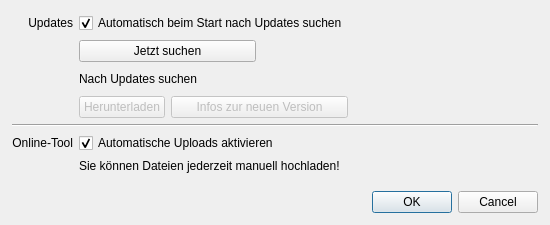
The window that Programm/preferencesdialog.ui (philjosch/Einsatzplaner) describes before a commit, drawn with Qt 5.
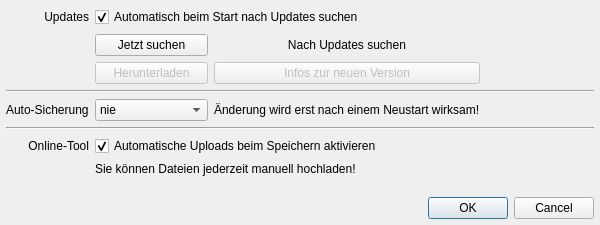
The same window after the commit.

```diff
--- a/Programm/preferencesdialog.ui
+++ b/Programm/preferencesdialog.ui
@@ -9,7 +9,7 @@
    <rect>
     <x>0</x>
     <y>0</y>
-    <width>550</width>
+    <width>600</width>
     <height>225</height>
    </rect>
   </property>
@@ -21,35 +21,65 @@
   </property>
   <property name="minimumSize">
    <size>
-    <width>550</width>
+    <width>600</width>
     <height>225</height>
    </size>
   </property>
   <property name="maximumSize">
    <size>
-    <width>550</width>
-    <height>225</height>
+    <width>600</width>
+    <height>336</height>
    </size>
   </property>
   <property name="windowTitle">
    <string>Einstellungen</string>
   </property>
-  <layout class="QGridLayout" name="gridLayout">
+  <layout class="QGridLayout" name="gridLayout" columnstretch="0,1,1,0">
    <property name="leftMargin">
-    <number>12</number>
+    <number>6</number>
    </property>
    <property name="topMargin">
-    <number>12</number>
+    <number>6</number>
    </property>
    <property name="rightMargin">
-    <number>12</number>
+    <number>6</number>
    </property>
    <property name="bottomMargin">
-    <number>12</number>
+    <number>6</number>
    </property>
    <property name="spacing">
     <number>6</number>
    </property>
+   <item row="1" column="2">
+    <widget class="QLabel" name="labelVersion">
+     <property name="minimumSize">
+      <size>
+       <width>0</width>
+       <height>22</height>
+      </size>
+     </property>
+     <property name="text">
+      <string>Nach Updates suchen</string>
+     </property>
+     <property name="alignment">
+      <set>Qt::AlignCenter</set>
+     </property>
+    </widget>
+   </item>
+   <item row="3" column="0" colspan="4">
+    <widget class="Line" name="line">
+     <property name="orientation">
+      <enum>Qt::Horizontal</enum>
+     </property>
+    </widget>
+   </item>
+   <item row="4" column="0">
+    <widget class="QLabel" name="label_4">
+     <property name="text">
+      <string>Auto-Sicherung</string>
+     </property>
+    </widget>
+   </item>
    <item row="0" column="0">
     <widget class="QLabel" name="label">
      <property name="text">
@@ -68,12 +98,6 @@
        <height>22</height>
       </size>
      </property>
-     <property name="maximumSize">
-      <size>
-       <width>16777215</width>
-       <height>22</height>
-      </size>
-     </property>
      <property name="text">
       <string>Automatisch beim Start nach Updates suchen</string>
      </property>
@@ -82,27 +106,47 @@
      </property>
     </widget>
    </item>
-   <item row="1" column="1" colspan="2">
+   <item row="2" column="2">
+    <widget class="QPushButton" name="pushNotes">
+     <property name="enabled">
+      <bool>false</bool>
+     </property>
+     <property name="text">
+      <string>Infos zur neuen Version</string>
+     </property>
+    </widget>
+   </item>
+   <item row="1" column="1">
     <widget class="QPushButton" name="pushSearch">
      <property name="text">
       <string>Jetzt suchen</string>
      </property>
     </widget>
    </item>
-   <item row="1" column="3" colspan="2">
-    <spacer name="horizontalSpacer">
+   <item row="9" column="0" colspan="4">
+    <widget class="QDialogButtonBox" name="buttonBox">
      <property name="orientation">
       <enum>Qt::Horizontal</enum>
      </property>
-     <property name="sizeHint" stdset="0">
-      <size>
-       <width>233</width>
-       <height>20</height>
-      </size>
+     <property name="standardButtons">
+      <set>QDialogButtonBox::Cancel|QDialogButtonBox::Ok</set>
      </property>
-    </spacer>
+     <property name="centerButtons">
+      <bool>false</bool>
+     </property>
+    </widget>
    </item>
-   <item row="3" column="1">
+   <item row="6" column="0">
+    <widget class="QLabel" name="label_2">
+     <property name="text">
+      <string>Online-Tool</string>
+     </property>
+     <property name="alignment">
+      <set>Qt::AlignRight|Qt::AlignTrailing|Qt::AlignVCenter</set>
+     </property>
+    </widget>
+   </item>
+   <item row="2" column="1">
     <widget class="QPushButton" name="pushDownload">
      <property name="enabled">
       <bool>false</bool>
@@ -112,17 +156,7 @@
      </property>
     </widget>
    </item>
-   <item row="3" column="2" colspan="2">
-    <widget class="QPushButton" name="pushNotes">
-     <property name="enabled">
-      <bool>false</bool>
-     </property>
-     <property name="text">
-      <string>Infos zur neuen Version</string>
-     </property>
-    </widget>
-   </item>
-   <item row="3" column="4">
+   <item row="2" column="3">
     <spacer name="horizontalSpacer_2">
      <property name="orientation">
       <enum>Qt::Horizontal</enum>
@@ -135,24 +169,27 @@
      </property>
     </spacer>
    </item>
-   <item row="4" column="0" colspan="5">
-    <widget class="Line" name="line">
+   <item row="5" column="0" colspan="4">
+    <widget class="Line" name="line_2">
      <property name="orientation">
       <enum>Qt::Horizontal</enum>
      </property>
     </widget>
    </item>
-   <item row="5" column="0">
-    <widget class="QLabel" name="label_2">
-     <property name="text">
-      <string>Online-Tool</string>
+   <item row="1" column="3">
+    <spacer name="horizontalSpacer">
+     <property name="orientation">
+      <enum>Qt::Horizontal</enum>
      </property>
-     <property name="alignment">
-      <set>Qt::AlignRight|Qt::AlignTrailing|Qt::AlignVCenter</set>
+     <property name="sizeHint" stdset="0">
+      <size>
+       <width>233</width>
+       <height>20</height>
+      </size>
      </property>
-    </widget>
+    </spacer>
    </item>
-   <item row="7" column="3">
+   <item row="8" column="0">
     <spacer name="verticalSpacer">
      <property name="orientation">
       <enum>Qt::Vertical</enum>
@@ -160,60 +197,67 @@
      <property name="sizeHint" stdset="0">
       <size>
        <width>20</width>
-       <height>35</height>
+       <height>27</height>
       </size>
      </property>
     </spacer>
    </item>
-   <item row="8" column="0" colspan="5">
-    <widget class="QDialogButtonBox" name="buttonBox">
-     <property name="orientation">
-      <enum>Qt::Horizontal</enum>
-     </property>
-     <property name="standardButtons">
-      <set>QDialogButtonBox::Cancel|QDialogButtonBox::Ok</set>
-     </property>
-     <property name="centerButtons">
-      <bool>false</bool>
-     </property>
-    </widget>
-   </item>
-   <item row="2" column="1" colspan="2">
-    <widget class="QLabel" name="labelVersion">
-     <property name="minimumSize">
-      <size>
-       <width>0</width>
-       <height>22</height>
-      </size>
-     </property>
-     <property name="maximumSize">
-      <size>
-       <width>16777215</width>
-       <height>22</height>
-      </size>
-     </property>
-     <property name="text">
-      <string>Nach Updates suchen</string>
-     </property>
-    </widget>
-   </item>
-   <item row="5" column="1" colspan="3">
+   <item row="6" column="1" colspan="2">
     <widget class="QCheckBox" name="checkAutoUpload">
      <property name="text">
-      <string>Automatische Uploads aktivieren</string>
+      <string>Automatische Uploads beim Speichern aktivieren</string>
      </property>
      <property name="checked">
       <bool>true</bool>
      </property>
     </widget>
    </item>
-   <item row="6" column="1" colspan="3">
+   <item row="7" column="1" colspan="2">
     <widget class="QLabel" name="label_3">
      <property name="text">
       <string>Sie können Dateien jederzeit manuell hochladen!</string>
      </property>
     </widget>
    </item>
+   <item row="4" column="1">
+    <widget class="QComboBox" name="comboAutoSave">
+     <property name="currentIndex">
+      <number>4</number>
+     </property>
+     <item>
+      <property name="text">
+       <string>alle 5 Minuten</string>
+      </property>
+     </item>
+     <item>
+      <property name="text">
+       <string>alle 10 Minuten</string>
+      </property>
+     </item>
+     <item>
+      <property name="text">
+       <string>alle 15 Minuten</string>
+      </property>
+     </item>
+     <item>
+      <property name="text">
+       <string>alle 30 Minuten</string>
+      </property>
+     </item>
+     <item>
+      <property name="text">
+       <string>nie</string>
+      </property>
+     </item>
+    </widget>
+   </item>
+   <item row="4" column="2">
+    <widget class="QLabel" name="label_5">
+     <property name="text">
+      <string>Änderung wird erst nach einem Neustart wirksam!</string>
+     </property>
+    </widget>
+   </item>
   </layout>
  </widget>
  <tabstops>
```
